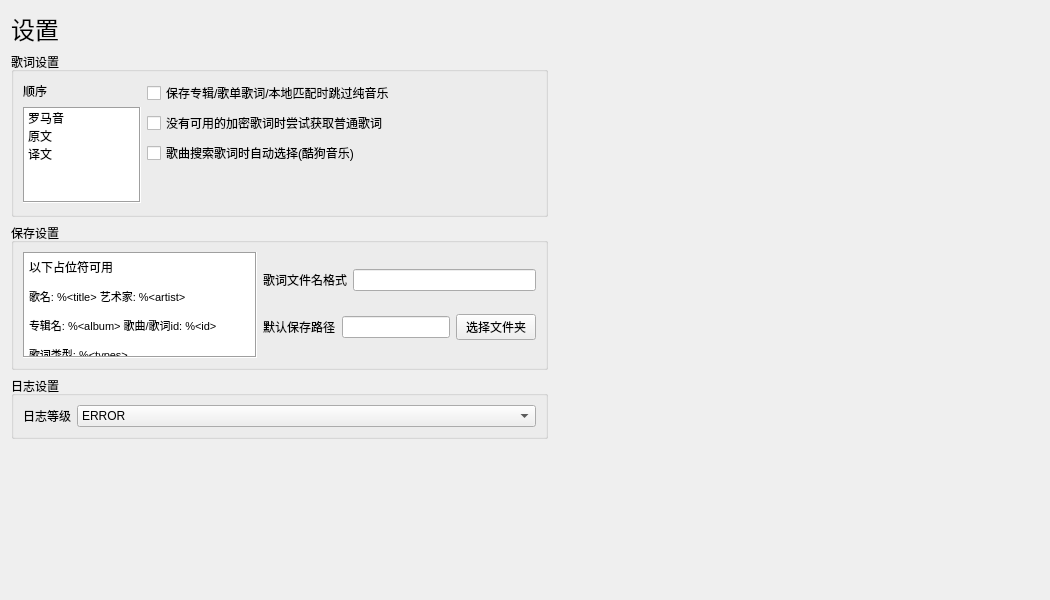
chenmozhijin/LDDC, file ui/settings.ui: the form before one commit.
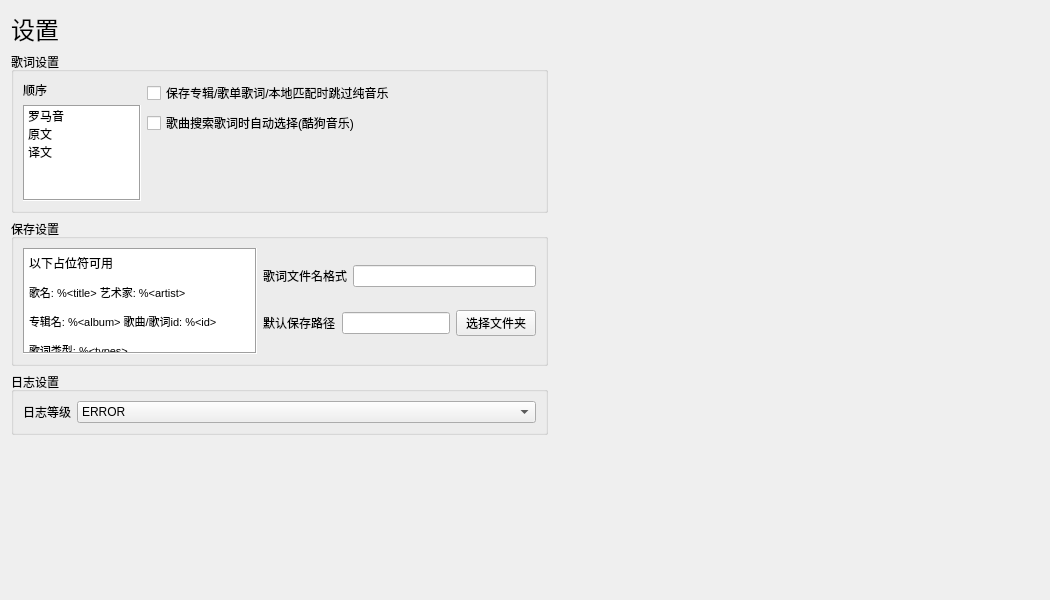
The form after the commit. Custom widgets are drawn as their Qt base class.

Commit message: Update QQ music lyrics acquisition api

Diff of the .ui file:
```diff
--- a/ui/settings.ui
+++ b/ui/settings.ui
@@ -144,13 +144,6 @@
               </property>
              </widget>
             </item>
-            <item>
-             <widget class="QCheckBox" name="get_normal_lyrics_checkBox">
-              <property name="text">
-               <string>没有可用的加密歌词时尝试获取普通歌词</string>
-              </property>
-             </widget>
-            </item>
             <item>
              <widget class="QCheckBox" name="auto_select_checkBox">
               <property name="text">
```
The commit also changes 7 other files.
